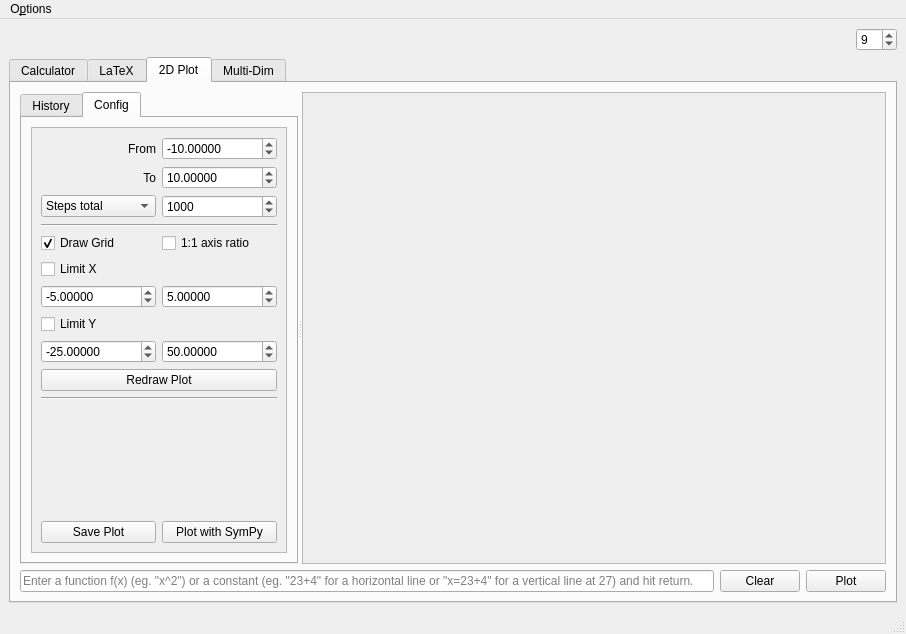
First picture: the form in AMaDiAUI.ui, repository AstusRush/AMaDiA, before the edit.
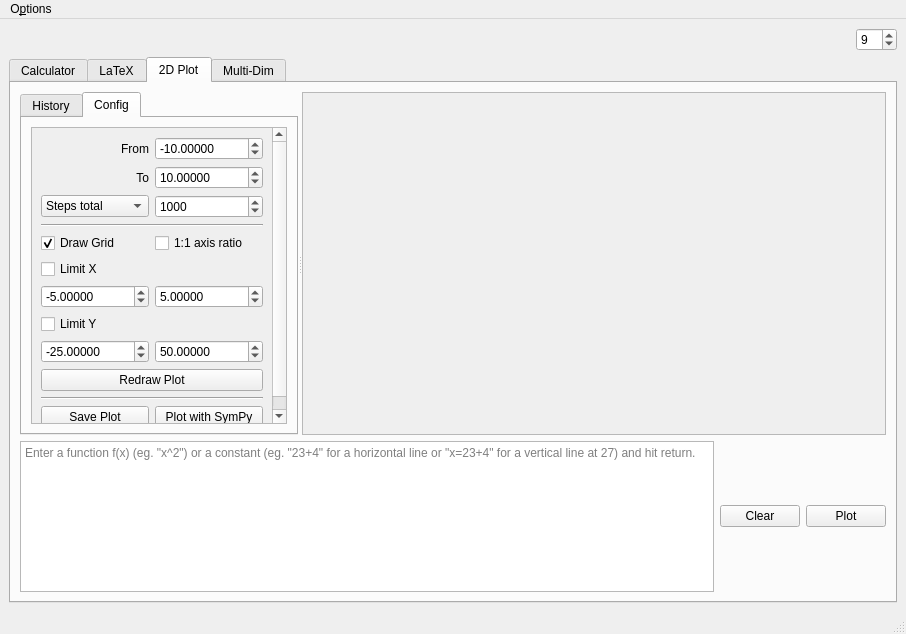
Second picture: the form after the edit. The open tabs and pages were chosen to show the change. Custom widgets are drawn as their Qt base class.

```diff
--- a/AMaDiAUI.ui
+++ b/AMaDiAUI.ui
@@ -159,7 +159,7 @@
          </widget>
         </item>
         <item row="1" column="0" colspan="3">
-         <widget class="QLineEdit" name="Tab_3_Formula_Field">
+         <widget class="LineEdit" name="Tab_3_Formula_Field" native="true">
           <property name="placeholderText">
            <string>Enter a function f(x) (eg. &quot;x^2&quot;) or a constant (eg. &quot;23+4&quot; for a horizontal line or &quot;x=23+4&quot; for a vertical line at 27) and hit return.</string>
           </property>
@@ -233,8 +233,8 @@
                       <rect>
                        <x>0</x>
                        <y>0</y>
-                       <width>238</width>
-                       <height>293</height>
+                       <width>234</width>
+                       <height>310</height>
                       </rect>
                      </property>
                      <layout class="QGridLayout" name="gridLayout_11">
@@ -528,8 +528,8 @@
                <rect>
                 <x>0</x>
                 <y>0</y>
-                <width>573</width>
-                <height>472</height>
+                <width>578</width>
+                <height>474</height>
                </rect>
               </property>
               <property name="sizePolicy">
@@ -798,6 +798,12 @@
    <header location="global">AMaDiA_Widgets</header>
    <container>1</container>
   </customwidget>
+  <customwidget>
+   <class>LineEdit</class>
+   <extends>QTextEdit</extends>
+   <header location="global">AMaDiA_Widgets</header>
+   <container>1</container>
+  </customwidget>
  </customwidgets>
  <tabstops>
   <tabstop>Font_Size_spinBox</tabstop>
```
Left out of the diff: 48 changed lines with no effect on the pictures.
